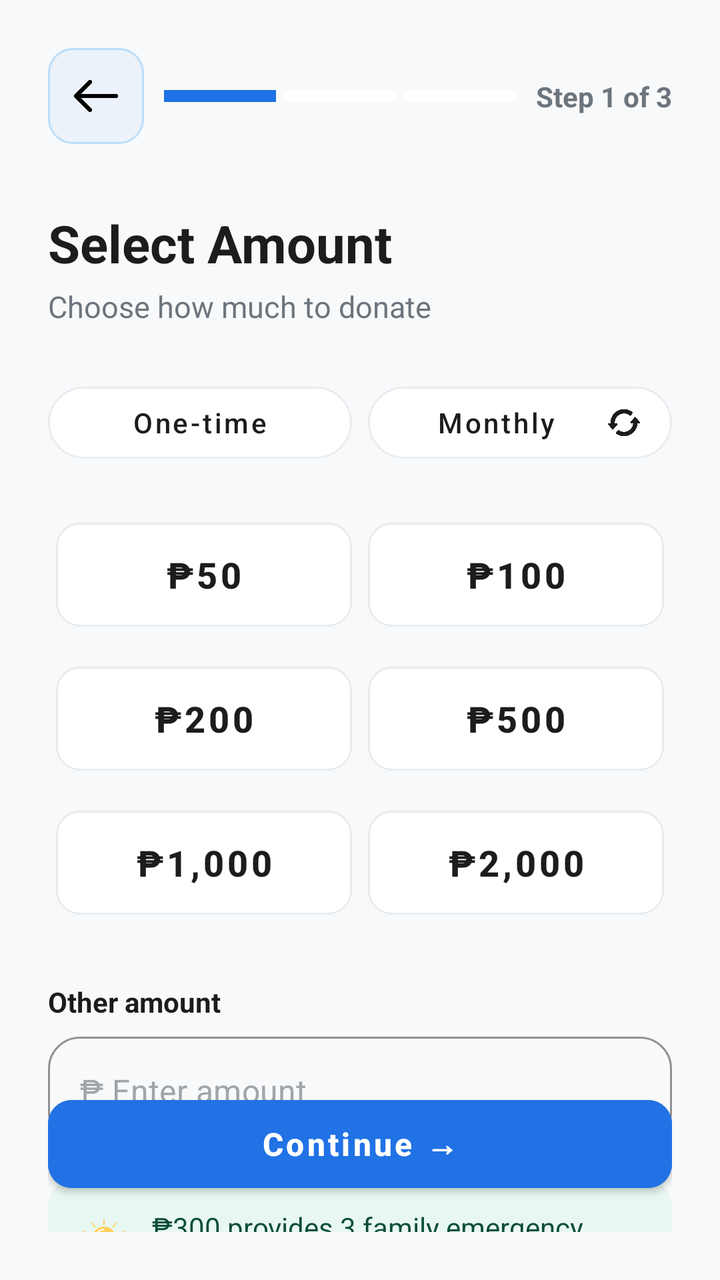
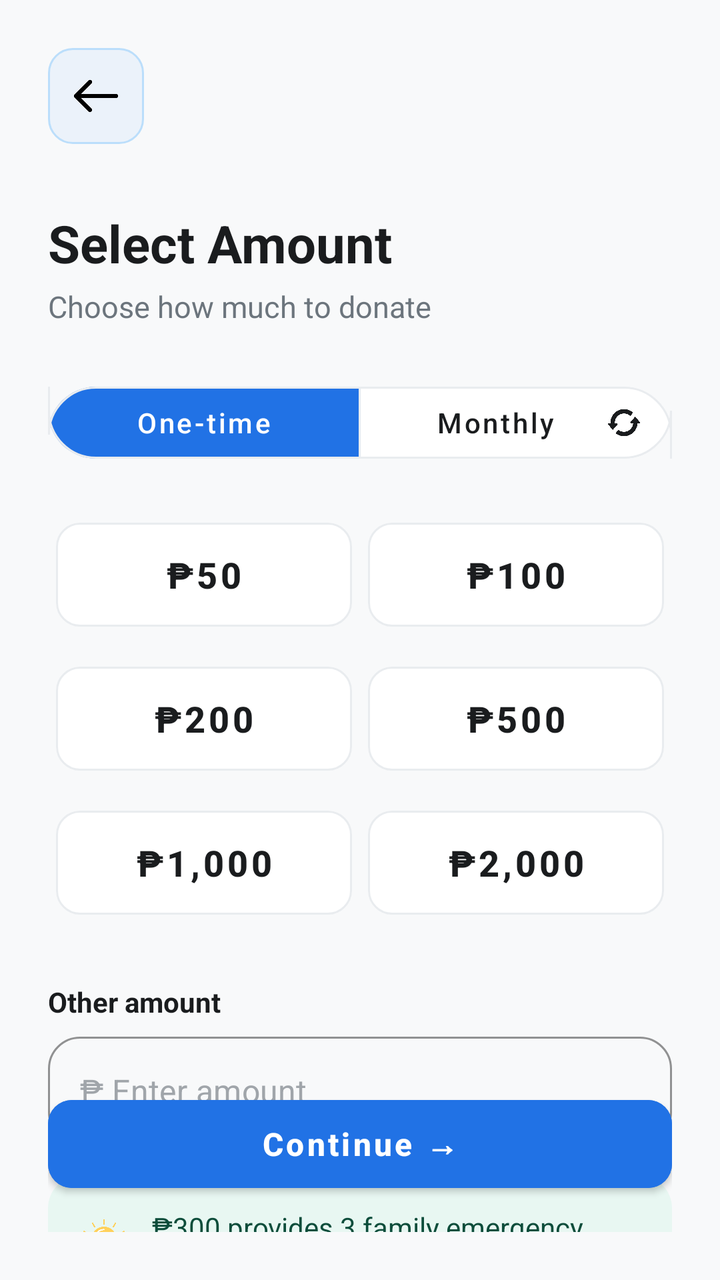

Before-and-after screenshots of an Android layout around one commit, followed by the original layout XML and the change that was made.
<!-- AndroidManifest.xml: application theme Theme.UlamShare -->
<!-- res/layout/activity_select_amount.xml -->
<?xml version="1.0" encoding="utf-8"?>
<androidx.constraintlayout.widget.ConstraintLayout xmlns:android="http://schemas.android.com/apk/res/android"
    xmlns:app="http://schemas.android.com/apk/res-auto"
    xmlns:tools="http://schemas.android.com/tools"
    android:layout_width="match_parent"
    android:layout_height="match_parent"
    android:background="#F8F9FA"
    android:padding="24dp">

    <ImageButton
        android:id="@+id/btnBack"
        android:layout_width="48dp"
        android:layout_height="48dp"
        android:background="@drawable/rounded_soft_blue_rect"
        android:contentDescription="Go back"
        android:padding="12dp"
        android:scaleType="fitCenter"
        android:src="@drawable/back"
        app:layout_constraintStart_toStartOf="parent"
        app:layout_constraintTop_toTopOf="parent"
        app:tint="@color/black" />

    <TextView
        android:id="@+id/tvStep"
        android:layout_width="wrap_content"
        android:layout_height="wrap_content"
        android:text="Step 1 of 3"
        android:textColor="#6C757D"
        android:textSize="14sp"
        android:textStyle="bold"
        app:layout_constraintBottom_toBottomOf="@id/btnBack"
        app:layout_constraintEnd_toEndOf="parent"
        app:layout_constraintTop_toTopOf="@id/btnBack" />

    <LinearLayout
        android:id="@+id/stepProgressContainer"
        android:layout_width="0dp"
        android:layout_height="6dp"
        android:layout_marginStart="10dp"
        android:layout_marginEnd="10dp"
        android:orientation="horizontal"
        android:weightSum="3"
        app:layout_constraintBottom_toBottomOf="@id/btnBack"
        app:layout_constraintEnd_toStartOf="@id/tvStep"
        app:layout_constraintStart_toEndOf="@id/btnBack"
        app:layout_constraintTop_toTopOf="@id/btnBack">

        <View
            android:layout_width="0dp"
            android:layout_height="match_parent"
            android:layout_marginEnd="4dp"
            android:layout_weight="1"
            android:background="#2172E5" />

        <View
            android:layout_width="0dp"
            android:layout_height="match_parent"
            android:layout_marginEnd="4dp"
            android:layout_weight="1"
            android:background="#FFFFFF" />

        <View
            android:layout_width="0dp"
            android:layout_height="match_parent"
            android:layout_weight="1"
            android:background="#FFFFFF" />
    </LinearLayout>

    <TextView
        android:id="@+id/tvTitle"
        android:layout_width="wrap_content"
        android:layout_height="wrap_content"
        android:layout_marginTop="32dp"
        android:text="Select Amount"
        android:textColor="#1A1C1E"
        android:textSize="26sp"
        android:textStyle="bold"
        app:layout_constraintStart_toStartOf="parent"
        app:layout_constraintTop_toBottomOf="@id/btnBack" />

    <TextView
        android:id="@+id/subtitle"
        android:layout_width="wrap_content"
        android:layout_height="wrap_content"
        android:layout_marginTop="4dp"
        android:text="Choose how much to donate"
        android:textColor="#6C757D"
        android:textSize="15sp"
        app:layout_constraintStart_toStartOf="parent"
        app:layout_constraintTop_toBottomOf="@id/tvTitle" />

    <LinearLayout
        android:id="@+id/amountContainer"
        android:layout_width="match_parent"
        android:layout_height="wrap_content"
        android:layout_marginTop="24dp"
        android:orientation="vertical"
        app:layout_constraintTop_toBottomOf="@id/subtitle">

        <LinearLayout
            android:layout_width="match_parent"
            android:layout_height="wrap_content"
            android:layout_marginBottom="16dp"
            android:orientation="horizontal">

            <com.google.android.material.button.MaterialButton
                android:id="@+id/btnOneTime"
                style="@style/Widget.MaterialComponents.Button.UnelevatedButton"
                android:layout_width="0dp"
                android:layout_height="48dp"
                android:layout_marginEnd="8dp"
                android:layout_weight="1"
                android:checkable="true"
                android:backgroundTint="@color/button_background_selector"
                android:text="One-time"
                android:textAllCaps="false"
                android:textColor="@color/button_text_selector"
                android:textSize="14sp"
                app:strokeColor="#E9ECEF"
                app:strokeWidth="1dp"
                app:cornerRadius="24dp" />

            <com.google.android.material.button.MaterialButton
                android:id="@+id/btnMonthly"
                style="@style/Widget.MaterialComponents.Button.UnelevatedButton"
                android:layout_width="0dp"
                android:layout_height="48dp"
                android:layout_weight="1"
                android:checkable="true"
                android:backgroundTint="@color/button_background_selector"
                android:text="Monthly"
                android:textAllCaps="false"
                android:textColor="@color/button_text_selector"
                android:textSize="14sp"
                app:icon="@drawable/refresh"
                app:iconSize="16dp"
                app:iconGravity="end"
                app:iconTint="@color/button_text_selector"
                app:strokeColor="#E9ECEF"
                app:strokeWidth="1dp"
                app:cornerRadius="24dp" />
        </LinearLayout>

        <GridLayout
            android:layout_width="match_parent"
            android:layout_height="wrap_content"
            android:columnCount="2"
            android:rowCount="3">

            <com.google.android.material.button.MaterialButton
                android:id="@+id/btn50"
                style="@style/Widget.MaterialComponents.Button.UnelevatedButton"
                android:layout_width="0dp"
                android:layout_height="64dp"
                android:layout_columnWeight="1"
                android:layout_margin="4dp"
                android:checkable="true"
                android:backgroundTint="@color/button_background_selector"
                android:text="₱50"
                android:textAllCaps="false"
                android:textColor="@color/button_text_selector"
                android:textSize="18sp"
                android:textStyle="bold"
                app:strokeColor="#E9ECEF"
                app:strokeWidth="1dp"
                app:cornerRadius="12dp" />

            <com.google.android.material.button.MaterialButton
                android:id="@+id/btn100"
                style="@style/Widget.MaterialComponents.Button.UnelevatedButton"
                android:layout_width="0dp"
                android:layout_height="64dp"
                android:layout_columnWeight="1"
                android:layout_margin="4dp"
                android:checkable="true"
                android:backgroundTint="@color/button_background_selector"
                android:text="₱100"
                android:textAllCaps="false"
                android:textColor="@color/button_text_selector"
                android:textSize="18sp"
                android:textStyle="bold"
                app:strokeColor="#E9ECEF"
                app:strokeWidth="1dp"
                app:cornerRadius="12dp" />

            <com.google.android.material.button.MaterialButton
                android:id="@+id/btn200"
                style="@style/Widget.MaterialComponents.Button.UnelevatedButton"
                android:layout_width="0dp"
                android:layout_height="64dp"
                android:layout_columnWeight="1"
                android:layout_margin="4dp"
                android:checkable="true"
                android:backgroundTint="@color/button_background_selector"
                android:text="₱200"
                android:textAllCaps="false"
                android:textColor="@color/button_text_selector"
                android:textSize="18sp"
                android:textStyle="bold"
                app:strokeColor="#E9ECEF"
                app:strokeWidth="1dp"
                app:cornerRadius="12dp" />

            <com.google.android.material.button.MaterialButton
                android:id="@+id/btn500"
                style="@style/Widget.MaterialComponents.Button.UnelevatedButton"
                android:layout_width="0dp"
                android:layout_height="64dp"
                android:layout_columnWeight="1"
                android:layout_margin="4dp"
                android:checkable="true"
                android:backgroundTint="@color/button_background_selector"
                android:text="₱500"
                android:textAllCaps="false"
                android:textColor="@color/button_text_selector"
                android:textSize="18sp"
                android:textStyle="bold"
                app:strokeColor="#E9ECEF"
                app:strokeWidth="1dp"
                app:cornerRadius="12dp" />

            <com.google.android.material.button.MaterialButton
                android:id="@+id/btn1000"
                style="@style/Widget.MaterialComponents.Button.UnelevatedButton"
                android:layout_width="0dp"
                android:layout_height="64dp"
                android:layout_columnWeight="1"
                android:layout_margin="4dp"
                android:checkable="true"
                android:backgroundTint="@color/button_background_selector"
                android:text="₱1,000"
                android:textAllCaps="false"
                android:textColor="@color/button_text_selector"
                android:textSize="18sp"
                android:textStyle="bold"
                app:strokeColor="#E9ECEF"
                app:strokeWidth="1dp"
                app:cornerRadius="12dp" />

            <com.google.android.material.button.MaterialButton
                android:id="@+id/btn2000"
                style="@style/Widget.MaterialComponents.Button.UnelevatedButton"
                android:layout_width="0dp"
                android:layout_height="64dp"
                android:layout_columnWeight="1"
                android:layout_margin="4dp"
                android:checkable="true"
                android:backgroundTint="@color/button_background_selector"
                android:text="₱2,000"
                android:textAllCaps="false"
                android:textColor="@color/button_text_selector"
                android:textSize="18sp"
                android:textStyle="bold"
                app:strokeColor="#E9ECEF"
                app:strokeWidth="1dp"
                app:cornerRadius="12dp" />
        </GridLayout>

    </LinearLayout>

    <TextView
        android:id="@+id/tvCustomLabel"
        android:layout_width="wrap_content"
        android:layout_height="wrap_content"
        android:layout_marginTop="24dp"
        android:text="Other amount"
        android:textColor="#1A1C1E"
        android:textSize="14sp"
        android:textStyle="bold"
        app:layout_constraintStart_toStartOf="parent"
        app:layout_constraintTop_toBottomOf="@id/amountContainer" />

    <com.google.android.material.textfield.TextInputLayout
        android:id="@+id/tilCustomAmount"
        style="@style/Widget.MaterialComponents.TextInputLayout.OutlinedBox"
        android:layout_width="match_parent"
        android:layout_height="wrap_content"
        android:layout_marginTop="8dp"
        app:boxCornerRadiusBottomEnd="16dp"
        app:boxCornerRadiusBottomStart="16dp"
        app:boxCornerRadiusTopEnd="16dp"
        app:boxCornerRadiusTopStart="16dp"
        app:boxStrokeColor="#E9ECEF"
        app:hintEnabled="false"
        app:layout_constraintTop_toBottomOf="@id/tvCustomLabel">

        <com.google.android.material.textfield.TextInputEditText
            android:id="@+id/etAmount"
            android:layout_width="match_parent"
            android:layout_height="wrap_content"
            android:hint="₱ Enter amount"
            android:inputType="numberDecimal"
            android:padding="16dp"
            android:textColorHint="#A0A5AA" />
    </com.google.android.material.textfield.TextInputLayout>

    <androidx.constraintlayout.widget.ConstraintLayout
        android:id="@+id/impactHintBox"
        android:layout_width="match_parent"
        android:layout_height="wrap_content"
        android:layout_marginTop="16dp"
        android:background="@drawable/bg_impact_hint"
        android:padding="16dp"
        app:layout_constraintTop_toBottomOf="@id/tilCustomAmount">

        <ImageView
            android:id="@+id/ivTipIcon"
            android:layout_width="24dp"
            android:layout_height="24dp"
            android:src="@drawable/idea"
            app:layout_constraintBottom_toBottomOf="parent"
            app:layout_constraintStart_toStartOf="parent"
            app:layout_constraintTop_toTopOf="parent" />

        <TextView
            android:id="@+id/tvImpactText"
            android:layout_width="0dp"
            android:layout_height="wrap_content"
            android:layout_marginStart="12dp"
            android:text="₱300 provides 3 family emergency food packs"
            android:textColor="#0D4D3B"
            android:textSize="14sp"
            app:layout_constraintBottom_toBottomOf="parent"
            app:layout_constraintEnd_toEndOf="parent"
            app:layout_constraintStart_toEndOf="@id/ivTipIcon"
            app:layout_constraintTop_toTopOf="parent" />
    </androidx.constraintlayout.widget.ConstraintLayout>

    <Button
        android:id="@+id/btnNext"
        android:layout_width="match_parent"
        android:layout_height="56dp"
        android:layout_marginBottom="16dp"
        android:backgroundTint="#2172E5"
        android:text="Continue →"
        android:textAllCaps="false"
        android:textColor="#FFFFFF"
        android:textSize="16sp"
        android:textStyle="bold"
        app:cornerRadius="12dp"
        app:layout_constraintBottom_toBottomOf="parent" />

</androidx.constraintlayout.widget.ConstraintLayout>
<!-- resources referenced by this layout -->
<resources>
  <color name="black">#FF000000</color>
  <!-- drawable back: png bitmap (drawable, 3507 bytes) -->
  <!-- drawable bg_impact_hint (drawable) -->
  <?xml version="1.0" encoding="utf-8"?>
  <shape xmlns:android="http://schemas.android.com/apk/res/android">
      <solid android:color="#E8F7F2" /> <corners android:radius="16dp" />
  </shape>
  <!-- drawable idea: png bitmap (drawable, 17040 bytes) -->
  <!-- drawable refresh: png bitmap (drawable, 12339 bytes) -->
  <!-- drawable rounded_soft_blue_rect (drawable) -->
  <?xml version="1.0" encoding="utf-8"?>
  <shape xmlns:android="http://schemas.android.com/apk/res/android"
      android:shape="rectangle">
  
      <solid android:color="#EBF2FA" />
  
      <corners android:radius="12dp" />
  
      <stroke
          android:width="1dp"
          android:color="#BBDEFB" />
  </shape>
  <style name="Theme.UlamShare" parent="Theme.MaterialComponents.Light.NoActionBar">
          
          <item name="colorPrimary">@color/brand_blue</item>
          <item name="colorPrimaryVariant">@color/primary_blue</item>
          <item name="colorOnPrimary">@color/white</item>
          
          <item name="colorSecondary">@color/sky_blue</item>
          <item name="colorSecondaryVariant">@color/sky_blue</item>
          <item name="colorOnSecondary">@color/black</item>
          
          <item name="android:statusBarColor">?attr/colorPrimaryVariant</item>
          
      </style>
  <color name="brand_blue">#2172E5</color>
  <color name="primary_blue">#2172E5</color>
  <color name="white">#FFFFFF</color>
  <color name="sky_blue">#579AFA</color>
</resources>

<!-- the commit's change to res/layout/activity_select_amount.xml (unified diff, before → after) -->
@@ -21,52 +21,6 @@
         app:tint="@color/black" />
 
     <TextView
-        android:id="@+id/tvStep"
-        android:layout_width="wrap_content"
-        android:layout_height="wrap_content"
-        android:text="Step 1 of 3"
-        android:textColor="#6C757D"
-        android:textSize="14sp"
-        android:textStyle="bold"
-        app:layout_constraintBottom_toBottomOf="@id/btnBack"
-        app:layout_constraintEnd_toEndOf="parent"
-        app:layout_constraintTop_toTopOf="@id/btnBack" />
-
-    <LinearLayout
-        android:id="@+id/stepProgressContainer"
-        android:layout_width="0dp"
-        android:layout_height="6dp"
-        android:layout_marginStart="10dp"
-        android:layout_marginEnd="10dp"
-        android:orientation="horizontal"
-        android:weightSum="3"
-        app:layout_constraintBottom_toBottomOf="@id/btnBack"
-        app:layout_constraintEnd_toStartOf="@id/tvStep"
-        app:layout_constraintStart_toEndOf="@id/btnBack"
-        app:layout_constraintTop_toTopOf="@id/btnBack">
-
-        <View
-            android:layout_width="0dp"
-            android:layout_height="match_parent"
-            android:layout_marginEnd="4dp"
-            android:layout_weight="1"
-            android:background="#2172E5" />
-
-        <View
-            android:layout_width="0dp"
-            android:layout_height="match_parent"
-            android:layout_marginEnd="4dp"
-            android:layout_weight="1"
-            android:background="#FFFFFF" />
-
-        <View
-            android:layout_width="0dp"
-            android:layout_height="match_parent"
-            android:layout_weight="1"
-            android:background="#FFFFFF" />
-    </LinearLayout>
-
-    <TextView
         android:id="@+id/tvTitle"
         android:layout_width="wrap_content"
         android:layout_height="wrap_content"
@@ -97,51 +51,51 @@
         android:orientation="vertical"
         app:layout_constraintTop_toBottomOf="@id/subtitle">
 
-        <LinearLayout
+        
+        <com.google.android.material.button.MaterialButtonToggleGroup
+            android:id="@+id/toggleGroupFrequency"
             android:layout_width="match_parent"
             android:layout_height="wrap_content"
             android:layout_marginBottom="16dp"
-            android:orientation="horizontal">
+            app:singleSelection="true"
+            app:selectionRequired="true"
+            app:checkedButton="@id/btnOneTime">
 
             <com.google.android.material.button.MaterialButton
                 android:id="@+id/btnOneTime"
-                style="@style/Widget.MaterialComponents.Button.UnelevatedButton"
-                android:layout_width="0dp"
-                android:layout_height="48dp"
-                android:layout_marginEnd="8dp"
-                android:layout_weight="1"
-                android:checkable="true"
-                android:backgroundTint="@color/button_background_selector"
-                android:text="One-time"
-                android:textAllCaps="false"
-                android:textColor="@color/button_text_selector"
-                android:textSize="14sp"
-                app:strokeColor="#E9ECEF"
-                app:strokeWidth="1dp"
-                app:cornerRadius="24dp" />
-
-            <com.google.android.material.button.MaterialButton
-                android:id="@+id/btnMonthly"
-                style="@style/Widget.MaterialComponents.Button.UnelevatedButton"
+                style="@style/Widget.MaterialComponents.Button.OutlinedButton"
                 android:layout_width="0dp"
                 android:layout_height="48dp"
                 android:layout_weight="1"
-                android:checkable="true"
-                android:backgroundTint="@color/button_background_selector"
+                android:text="One-time"
+                android:textAllCaps="false"
+                android:textColor="@color/button_text_selector"
+                android:textSize="14sp"
+                app:backgroundTint="@color/button_background_selector"
+                app:strokeColor="#E9ECEF"
+                app:cornerRadius="24dp" />
+
+            <com.google.android.material.button.MaterialButton
+                android:id="@+id/btnMonthly"
+                style="@style/Widget.MaterialComponents.Button.OutlinedButton"
+                android:layout_width="0dp"
+                android:layout_height="48dp"
+                android:layout_weight="1"
                 android:text="Monthly"
                 android:textAllCaps="false"
                 android:textColor="@color/button_text_selector"
                 android:textSize="14sp"
+                app:backgroundTint="@color/button_background_selector"
                 app:icon="@drawable/refresh"
+                app:iconGravity="end"
                 app:iconSize="16dp"
-                app:iconGravity="end"
                 app:iconTint="@color/button_text_selector"
                 app:strokeColor="#E9ECEF"
-                app:strokeWidth="1dp"
                 app:cornerRadius="24dp" />
-        </LinearLayout>
+        </com.google.android.material.button.MaterialButtonToggleGroup>
 
         <GridLayout
+            android:id="@+id/gridLayoutAmounts"
             android:layout_width="match_parent"
             android:layout_height="wrap_content"
             android:columnCount="2"
@@ -149,110 +103,104 @@
 
             <com.google.android.material.button.MaterialButton
                 android:id="@+id/btn50"
-                style="@style/Widget.MaterialComponents.Button.UnelevatedButton"
-                android:layout_width="0dp"
-                android:layout_height="64dp"
-                android:layout_columnWeight="1"
-                android:layout_margin="4dp"
-                android:checkable="true"
-                android:backgroundTint="@color/button_background_selector"
+                style="@style/Widget.MaterialComponents.Button.OutlinedButton"
+                android:layout_width="0dp"
+                android:layout_height="64dp"
+                android:layout_columnWeight="1"
+                android:layout_margin="4dp"
+                android:checkable="true"
                 android:text="₱50"
                 android:textAllCaps="false"
                 android:textColor="@color/button_text_selector"
                 android:textSize="18sp"
                 android:textStyle="bold"
-                app:strokeColor="#E9ECEF"
-                app:strokeWidth="1dp"
+                app:backgroundTint="@color/button_background_selector"
+                app:strokeColor="#E9ECEF"
                 app:cornerRadius="12dp" />
 
             <com.google.android.material.button.MaterialButton
                 android:id="@+id/btn100"
-                style="@style/Widget.MaterialComponents.Button.UnelevatedButton"
-                android:layout_width="0dp"
-                android:layout_height="64dp"
-                android:layout_columnWeight="1"
-                android:layout_margin="4dp"
-                android:checkable="true"
-                android:backgroundTint="@color/button_background_selector"
+                style="@style/Widget.MaterialComponents.Button.OutlinedButton"
+                android:layout_width="0dp"
+                android:layout_height="64dp"
+                android:layout_columnWeight="1"
+                android:layout_margin="4dp"
+                android:checkable="true"
                 android:text="₱100"
                 android:textAllCaps="false"
                 android:textColor="@color/button_text_selector"
                 android:textSize="18sp"
                 android:textStyle="bold"
-                app:strokeColor="#E9ECEF"
-                app:strokeWidth="1dp"
+                app:backgroundTint="@color/button_background_selector"
+                app:strokeColor="#E9ECEF"
                 app:cornerRadius="12dp" />
 
             <com.google.android.material.button.MaterialButton
                 android:id="@+id/btn200"
-                style="@style/Widget.MaterialComponents.Button.UnelevatedButton"
-                android:layout_width="0dp"
-                android:layout_height="64dp"
-                android:layout_columnWeight="1"
-                android:layout_margin="4dp"
-                android:checkable="true"
-                android:backgroundTint="@color/button_background_selector"
+                style="@style/Widget.MaterialComponents.Button.OutlinedButton"
+                android:layout_width="0dp"
+                android:layout_height="64dp"
+                android:layout_columnWeight="1"
+                android:layout_margin="4dp"
+                android:checkable="true"
                 android:text="₱200"
                 android:textAllCaps="false"
                 android:textColor="@color/button_text_selector"
                 android:textSize="18sp"
                 android:textStyle="bold"
-                app:strokeColor="#E9ECEF"
-                app:strokeWidth="1dp"
+                app:backgroundTint="@color/button_background_selector"
+                app:strokeColor="#E9ECEF"
                 app:cornerRadius="12dp" />
 
             <com.google.android.material.button.MaterialButton
                 android:id="@+id/btn500"
-                style="@style/Widget.MaterialComponents.Button.UnelevatedButton"
-                android:layout_width="0dp"
-                android:layout_height="64dp"
-                android:layout_columnWeight="1"
-                android:layout_margin="4dp"
-                android:checkable="true"
-                android:backgroundTint="@color/button_background_selector"
+                style="@style/Widget.MaterialComponents.Button.OutlinedButton"
+                android:layout_width="0dp"
+                android:layout_height="64dp"
+                android:layout_columnWeight="1"
+                android:layout_margin="4dp"
+                android:checkable="true"
                 android:text="₱500"
                 android:textAllCaps="false"
                 android:textColor="@color/button_text_selector"
                 android:textSize="18sp"
                 android:textStyle="bold"
-                app:strokeColor="#E9ECEF"
-                app:strokeWidth="1dp"
+                app:backgroundTint="@color/button_background_selector"
+                app:strokeColor="#E9ECEF"
                 app:cornerRadius="12dp" />
 
             <com.google.android.material.button.MaterialButton
                 android:id="@+id/btn1000"
-                style="@style/Widget.MaterialComponents.Button.UnelevatedButton"
-                android:layout_width="0dp"
-                android:layout_height="64dp"
-                android:layout_columnWeight="1"
-                android:layout_margin="4dp"
-                android:checkable="true"
-                android:backgroundTint="@color/button_background_selector"
+                style="@style/Widget.MaterialComponents.Button.OutlinedButton"
+                android:layout_width="0dp"
+                android:layout_height="64dp"
+                android:layout_columnWeight="1"
+                android:layout_margin="4dp"
+                android:checkable="true"
                 android:text="₱1,000"
                 android:textAllCaps="false"
                 android:textColor="@color/button_text_selector"
                 android:textSize="18sp"
                 android:textStyle="bold"
-                app:strokeColor="#E9ECEF"
-                app:strokeWidth="1dp"
+                app:backgroundTint="@color/button_background_selector"
+                app:strokeColor="#E9ECEF"
                 app:cornerRadius="12dp" />
 
             <com.google.android.material.button.MaterialButton
                 android:id="@+id/btn2000"
-                style="@style/Widget.MaterialComponents.Button.UnelevatedButton"
-                android:layout_width="0dp"
-                android:layout_height="64dp"
-                android:layout_columnWeight="1"
-                android:layout_margin="4dp"
-                android:checkable="true"
-                android:backgroundTint="@color/button_background_selector"
+                style="@style/Widget.MaterialComponents.Button.OutlinedButton"
+                android:layout_width="0dp"
+                android:layout_height="64dp"
+                android:layout_columnWeight="1"
+                android:layout_margin="4dp"
+                android:checkable="true"
                 android:text="₱2,000"
                 android:textAllCaps="false"
                 android:textColor="@color/button_text_selector"
                 android:textSize="18sp"
                 android:textStyle="bold"
-                app:strokeColor="#E9ECEF"
-                app:strokeWidth="1dp"
+                app:backgroundTint="@color/button_background_selector"
+                app:strokeColor="#E9ECEF"
                 app:cornerRadius="12dp" />
         </GridLayout>
 
